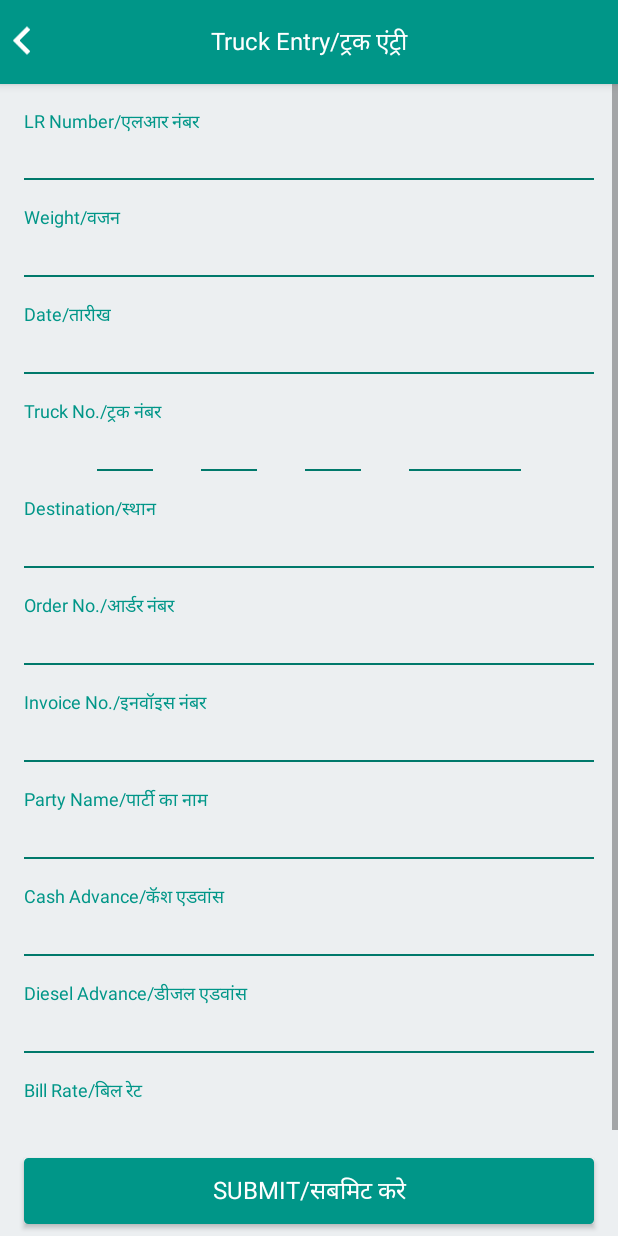
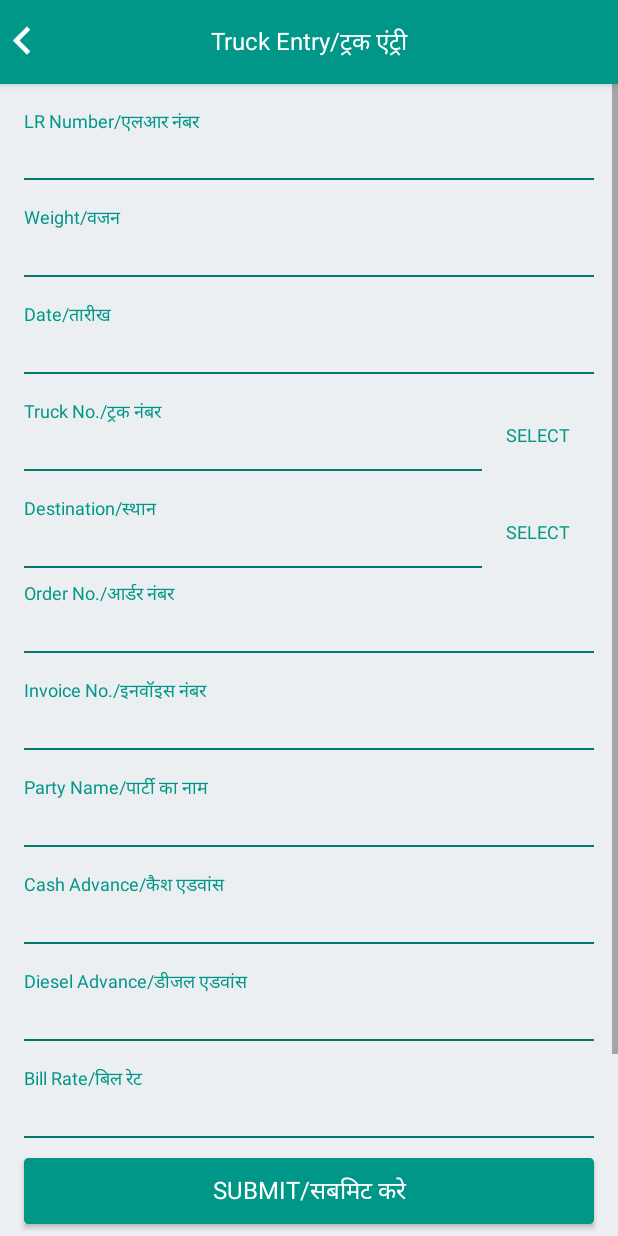
Before and after one commit to kammy92/Rokad, an Android app: the TruckEntryActivity screen opened directly, with no data from a screen before it, on a phone screen of 412 x 824 dp. Run offline under Robolectric (Android 15) with nearby library versions, the phone set to English and light mode, and no system bars; our stand-ins replace Volley; libraries missing offline, so code that uses them is left out: com.afollestad.materialdialogs; network calls fail; 1 statement that could not run was skipped.

Commit message:
started with v0.11

```diff
--- a/app/src/main/res/layout/activity_truck_entry.xml
+++ b/app/src/main/res/layout/activity_truck_entry.xml
@@ -1,7 +1,6 @@
-<android.support.design.widget.CoordinatorLayout xmlns:android="http://schemas.android.com/apk/res/android"
+<RelativeLayout android:id="@+id/clMain"
+                xmlns:android="http://schemas.android.com/apk/res/android"
                 xmlns:app="http://schemas.android.com/apk/res-auto"
-
-    android:id="@+id/clMain"
                 android:layout_width="match_parent"
                 android:layout_height="match_parent"
                 android:animateLayoutChanges="true"
@@ -15,9 +14,10 @@
         android:theme="@style/AppTheme.AppBarOverlay"
         android:visibility="visible">
 
-        <android.support.v7.widget.Toolbar xmlns:android="http://schemas.android.com/apk/res/android"
+        <android.support.v7.widget.Toolbar
             android:id="@+id/toolbar"
             style="@style/Widget.MyApp.ActionBar"
+            xmlns:android="http://schemas.android.com/apk/res/android"
             android:layout_width="match_parent"
             android:layout_height="?attr/actionBarSize"
             android:animateLayoutChanges="true"
@@ -51,7 +51,7 @@
                         android:layout_alignParentStart="true"
                         android:layout_centerVertical="true"
                         android:src="@drawable/ic_back"
-                        android:visibility="visible" />
+                        android:visibility="visible"/>
 
                     <TextView
                         android:id="@+id/tvBack"
@@ -60,10 +60,10 @@
                         android:layout_toEndOf="@+id/ivBack"
                         android:layout_toRightOf="@+id/ivBack"
                         android:gravity="center_vertical"
-                        android:visibility="invisible"
                         android:text="Home"
                         android:textColor="@color/text_color_white"
-                        android:textSize="@dimen/text_size_small" />
+                        android:textSize="@dimen/text_size_small"
+                        android:visibility="invisible"/>
 
 
                     <TextView
@@ -73,7 +73,7 @@
                         android:gravity="center"
                         android:text="@string/activity_main_truck_entry"
                         android:textColor="@color/text_color_white"
-                        android:textSize="@dimen/text_size_medium" />
+                        android:textSize="@dimen/text_size_medium"/>
                 </RelativeLayout>
 
             </RelativeLayout>
@@ -92,7 +92,8 @@
             android:layout_height="wrap_content"
             android:layout_above="@+id/tvSubmit">
 
-            <LinearLayout xmlns:android="http://schemas.android.com/apk/res/android"
+            <LinearLayout
+                xmlns:android="http://schemas.android.com/apk/res/android"
                 android:layout_width="match_parent"
                 android:layout_height="match_parent"
                 android:orientation="vertical">
@@ -108,7 +109,7 @@
                     android:inputType="number"
                     android:text="@string/activity_lr_no"
                     android:textColor="@color/primary"
-                    android:textSize="@dimen/text_size_extra_small" />
+                    android:textSize="@dimen/text_size_extra_small"/>
 
 
                 <EditText
@@ -120,7 +121,7 @@
                     android:layout_marginRight="@dimen/activity_margin"
                     android:background="@drawable/edittext_underline"
                     android:inputType="textCapCharacters"
-                    android:textSize="@dimen/text_size_medium" />
+                    android:textSize="@dimen/text_size_medium"/>
 
                 <TextView
                     android:id="@+id/tvWeight"
@@ -131,7 +132,7 @@
                     android:layout_marginTop="@dimen/activity_margin_small"
                     android:text="@string/activity_weight"
                     android:textColor="@color/primary"
-                    android:textSize="@dimen/text_size_extra_small" />
+                    android:textSize="@dimen/text_size_extra_small"/>
 
                 <EditText
                     android:id="@+id/etWeight"
@@ -142,7 +143,7 @@
                     android:layout_marginRight="@dimen/activity_margin"
                     android:background="@drawable/edittext_underline"
                     android:inputType="number"
-                    android:textSize="@dimen/text_size_medium" />
+                    android:textSize="@dimen/text_size_medium"/>
 
                 <TextView
                     android:id="@+id/tvDate"
@@ -153,7 +154,7 @@
                     android:layout_marginTop="@dimen/activity_margin_small"
                     android:text="@string/activity_date"
                     android:textColor="@color/primary"
-                    android:textSize="@dimen/text_size_extra_small" />
+                    android:textSize="@dimen/text_size_extra_small"/>
 
                 <EditText
                     android:id="@+id/etDate"
@@ -164,24 +165,48 @@
                     android:layout_marginRight="@dimen/activity_margin"
                     android:background="@drawable/edittext_underline"
                     android:focusable="false"
-                    android:textSize="@dimen/text_size_medium" />
-
-                <TextView
-                    android:id="@+id/tvTruckNo"
+                    android:textSize="@dimen/text_size_medium"/>
+                <RelativeLayout
                     android:layout_width="match_parent"
                     android:layout_height="wrap_content"
+                    android:layout_marginBottom="@dimen/activity_margin_small"
                     android:layout_marginLeft="@dimen/activity_margin"
                     android:layout_marginRight="@dimen/activity_margin"
                     android:layout_marginTop="@dimen/activity_margin_small"
+                    android:orientation="horizontal"
+                    android:visibility="visible">
+                    <TextView
+                        android:id="@+id/tvTruckNo"
+                        android:layout_width="wrap_content"
+                        android:layout_height="wrap_content"
                         android:text="@string/activity_truck_no"
                         android:textColor="@color/primary"
-                    android:textSize="@dimen/text_size_extra_small" />
+                        android:textSize="@dimen/text_size_extra_small"/>
+                    <TextView
+                        android:id="@+id/tvSelectTruckNumber"
+                        android:layout_width="wrap_content"
+                        android:layout_height="wrap_content"
+                        android:layout_alignParentEnd="true"
+                        android:layout_alignParentRight="true"
+                        android:layout_centerVertical="true"
+                        android:paddingBottom="@dimen/activity_margin_small"
+                        android:paddingLeft="@dimen/activity_margin"
+                        android:paddingRight="@dimen/activity_margin"
+                        android:paddingTop="@dimen/activity_margin_small"
+                        android:text="@string/activity_truck_number_select"
+                        android:textColor="@color/primary"
+                        android:textSize="@dimen/text_size_extra_small"/>
 
-                <LinearLayout
+                    <EditText
+                        android:id="@+id/etTruckNumber"
                         android:layout_width="match_parent"
                         android:layout_height="wrap_content"
-                    android:gravity="center_horizontal"
-                    android:orientation="horizontal">
+                        android:layout_below="@+id/tvTruckNo"
+                        android:layout_toLeftOf="@+id/tvSelectTruckNumber"
+                        android:layout_toStartOf="@+id/tvSelectTruckNumber"
+                        android:background="@drawable/edittext_underline"
+                        android:enabled="false"
+                        android:textSize="@dimen/text_size_medium"/>
 
                     <EditText
                         android:id="@+id/etNumberPlate1"
@@ -190,13 +215,13 @@
                         android:layout_marginBottom="@dimen/activity_margin_small"
                         android:layout_marginRight="@dimen/activity_margin"
                         android:background="@drawable/edittext_underline"
+                        android:ems="2"
                         android:gravity="center"
                         android:inputType="textCapCharacters"
                         android:maxLength="2"
-                        android:ems="2"
                         android:textAllCaps="true"
-                        android:textSize="@dimen/text_size_medium" />
-
+                        android:textSize="@dimen/text_size_medium"
+                        android:visibility="gone"/>
                     <EditText
                         android:id="@+id/etNumberPlate2"
                         android:layout_width="wrap_content"
@@ -204,13 +229,13 @@
                         android:layout_marginBottom="@dimen/activity_margin_small"
                         android:layout_marginLeft="@dimen/activity_margin"
                         android:layout_marginRight="@dimen/activity_margin"
+                        android:background="@drawable/edittext_underline"
                         android:ems="2"
-                        android:background="@drawable/edittext_underline"
                         android:gravity="center"
                         android:inputType="number"
                         android:maxLength="2"
-                        android:textSize="@dimen/text_size_medium" />
-
+                        android:textSize="@dimen/text_size_medium"
+                        android:visibility="gone"/>
                     <EditText
                         android:id="@+id/etNumberPlate3"
                         android:layout_width="wrap_content"
@@ -219,13 +244,13 @@
                         android:layout_marginLeft="@dimen/activity_margin"
                         android:layout_marginRight="@dimen/activity_margin"
                         android:background="@drawable/edittext_underline"
+                        android:ems="2"
                         android:gravity="center"
                         android:inputType="textCapCharacters"
                         android:maxLength="3"
-                        android:ems="2"
                         android:textAllCaps="true"
-                        android:textSize="@dimen/text_size_medium" />
-
+                        android:textSize="@dimen/text_size_medium"
+                        android:visibility="gone"/>
                     <EditText
                         android:id="@+id/etNumberPlate4"
                         android:layout_width="wrap_content"
@@ -233,37 +258,56 @@
                         android:layout_marginBottom="@dimen/activity_margin_small"
                         android:layout_marginLeft="@dimen/activity_margin"
                         android:background="@drawable/edittext_underline"
+                        android:ems="4"
                         android:gravity="center"
                         android:inputType="number"
-                        android:ems="4"
                         android:maxLength="4"
-                        android:textSize="@dimen/text_size_medium" />
-
-                </LinearLayout>
-
+                        android:textSize="@dimen/text_size_medium"
+                        android:visibility="gone"/>
+                </RelativeLayout>
+                <RelativeLayout
+                    android:layout_width="match_parent"
+                    android:layout_height="wrap_content"
+                    android:layout_marginLeft="@dimen/activity_margin"
+                    android:layout_marginRight="@dimen/activity_margin"
+                    android:layout_marginTop="@dimen/activity_margin_small"
+                    android:orientation="horizontal"
+                    android:visibility="visible">
 
                     <TextView
                         android:id="@+id/tvDestination"
                         android:layout_width="match_parent"
                         android:layout_height="wrap_content"
-                    android:layout_marginLeft="@dimen/activity_margin"
-                    android:layout_marginRight="@dimen/activity_margin"
-                    android:layout_marginTop="@dimen/activity_margin_small"
                         android:text="@string/activity_destination"
                         android:textColor="@color/primary"
-                    android:textSize="@dimen/text_size_extra_small" />
+                        android:textSize="@dimen/text_size_extra_small"/>
+                    <TextView
+                        android:id="@+id/tvAddDestination"
+                        android:layout_width="wrap_content"
+                        android:layout_height="wrap_content"
+                        android:layout_alignParentEnd="true"
+                        android:layout_alignParentRight="true"
+                        android:layout_centerVertical="true"
+                        android:paddingBottom="@dimen/activity_margin_small"
+                        android:paddingLeft="@dimen/activity_margin"
+                        android:paddingRight="@dimen/activity_margin"
+                        android:paddingTop="@dimen/activity_margin_small"
+                        android:text="@string/activity_truck_number_select"
+                        android:textColor="@color/primary"
+                        android:textSize="@dimen/text_size_extra_small"/>
 
                     <EditText
                         android:id="@+id/etDestination"
                         android:layout_width="match_parent"
                         android:layout_height="wrap_content"
-                    android:layout_marginBottom="@dimen/activity_margin_small"
-                    android:layout_marginLeft="@dimen/activity_margin"
+                        android:layout_below="@+id/tvDestination"
+                        android:layout_toLeftOf="@+id/tvAddDestination"
+                        android:background="@drawable/edittext_underline"
+                        android:enabled="false"
                         android:inputType="textCapCharacters"
-                    android:layout_marginRight="@dimen/activity_margin"
-                    android:background="@drawable/edittext_underline"
-                    android:textSize="@dimen/text_size_medium" />
-
+                        android:textSize="@dimen/text_size_medium"
+                        android:visibility="visible"/>
+                </RelativeLayout>
                 <TextView
                     android:id="@+id/tvOrderNo"
                     android:layout_width="match_parent"
@@ -273,7 +317,7 @@
                     android:layout_marginTop="@dimen/activity_margin_small"
                     android:text="@string/activity_order_no"
                     android:textColor="@color/primary"
-                    android:textSize="@dimen/text_size_extra_small" />
+                    android:textSize="@dimen/text_size_extra_small"/>
 
                 <EditText
                     android:id="@+id/etOrderNo"
@@ -284,7 +328,7 @@
                     android:layout_marginRight="@dimen/activity_margin"
                     android:background="@drawable/edittext_underline"
                     android:inputType="textCapCharacters"
-                    android:textSize="@dimen/text_size_medium" />
+                    android:textSize="@dimen/text_size_medium"/>
 
                 <TextView
                     android:id="@+id/tvInvoiceNo"
@@ -295,7 +339,7 @@
                     android:layout_marginTop="@dimen/activity_margin_small"
                     android:text="@string/activity_invoice_no"
                     android:textColor="@color/primary"
-                    android:textSize="@dimen/text_size_extra_small" />
+                    android:textSize="@dimen/text_size_extra_small"/>
 
                 <EditText
                     android:id="@+id/etInvoiceNo"
@@ -306,7 +350,7 @@
                     android:layout_marginRight="@dimen/activity_margin"
                     android:background="@drawable/edittext_underline"
                     android:inputType="textCapCharacters"
-                    android:textSize="@dimen/text_size_medium" />
+                    android:textSize="@dimen/text_size_medium"/>
 
                 <TextView
                     android:id="@+id/tvParty"
@@ -317,7 +361,7 @@
                     android:layout_marginTop="@dimen/activity_margin_small"
                     android:text="@string/activity_party"
                     android:textColor="@color/primary"
-                    android:textSize="@dimen/text_size_extra_small" />
+                    android:textSize="@dimen/text_size_extra_small"/>
 
                 <EditText
                     android:id="@+id/etParty"
@@ -328,7 +372,7 @@
                     android:layout_marginRight="@dimen/activity_margin"
                     android:background="@drawable/edittext_underline"
                     android:enabled="false"
-                    android:textSize="@dimen/text_size_medium" />
+                    android:textSize="@dimen/text_size_medium"/>
 
                 <TextView
                     android:id="@+id/tvCashAdvance"
@@ -339,7 +383,7 @@
                     android:layout_marginTop="@dimen/activity_margin_small"
                     android:text="@string/activity_cash_advance"
                     android:textColor="@color/primary"
-                    android:textSize="@dimen/text_size_extra_small" />
+                    android:textSize="@dimen/text_size_extra_small"/>
 
                 <EditText
                     android:id="@+id/etCashAdvance"
@@ -350,7 +394,7 @@
                     android:layout_marginRight="@dimen/activity_margin"
                     android:background="@drawable/edittext_underline"
                     android:inputType="number"
-                    android:textSize="@dimen/text_size_medium" />
+                    android:textSize="@dimen/text_size_medium"/>
 
                 <TextView
                     android:id="@+id/tvDieselAdvance"
@@ -361,7 +405,7 @@
                     android:layout_marginTop="@dimen/activity_margin_small"
                     android:text="@string/activity_diesel_advance"
                     android:textColor="@color/primary"
-                    android:textSize="@dimen/text_size_extra_small" />
+                    android:textSize="@dimen/text_size_extra_small"/>
 
                 <EditText
                     android:id="@+id/etDieselAdvance"
@@ -372,7 +416,7 @@
                     android:layout_marginRight="@dimen/activity_margin"
                     android:background="@drawable/edittext_underline"
                     android:inputType="number"
-                    android:textSize="@dimen/text_size_medium" />
+                    android:textSize="@dimen/text_size_medium"/>
 
 
                 <TextView
@@ -384,7 +428,7 @@
                     android:layout_marginTop="@dimen/activity_margin_small"
                     android:text="@string/activity_bill_rate"
                     android:textColor="@color/primary"
-                    android:textSize="@dimen/text_size_extra_small" />
+                    android:textSize="@dimen/text_size_extra_small"/>
 
                 <EditText
                     android:id="@+id/etBillRate"
@@ -395,9 +439,32 @@
                     android:layout_marginRight="@dimen/activity_margin"
                     android:background="@drawable/edittext_underline"
                     android:inputType="number"
-                    android:textSize="@dimen/text_size_medium" />
+                    android:textSize="@dimen/text_size_medium"/>
+
+                <TextView
+                    android:id="@+id/tvFreightRate"
+                    android:layout_width="match_parent"
+                    android:layout_height="wrap_content"
+                    android:layout_marginLeft="@dimen/activity_margin"
+                    android:layout_marginRight="@dimen/activity_margin"
+                    android:layout_marginTop="@dimen/activity_margin_small"
+                    android:text="@string/activity_freight_rate"
+                    android:textColor="@color/primary"
+                    android:textSize="@dimen/text_size_extra_small"/>
+
+                <EditText
+                    android:id="@+id/etFreightRate"
+                    android:layout_width="match_parent"
+                    android:layout_height="wrap_content"
+                    android:layout_marginBottom="@dimen/activity_margin_small"
+                    android:layout_marginLeft="@dimen/activity_margin"
+                    android:layout_marginRight="@dimen/activity_margin"
+                    android:background="@drawable/edittext_underline"
+                    android:inputType="number"
+                    android:textSize="@dimen/text_size_medium"/>
             </LinearLayout>
         </ScrollView>
+
         <TextView
             android:id="@+id/tvSubmit"
             android:layout_width="match_parent"
@@ -413,8 +480,8 @@
             android:padding="@dimen/activity_button"
             android:text="@string/activity_login_button_submit"
             android:textColor="@color/text_color_white"
-            android:textSize="@dimen/text_size_medium" />
+            android:textSize="@dimen/text_size_medium"/>
     </RelativeLayout>
 
 
-</android.support.design.widget.CoordinatorLayout>
+</RelativeLayout>
--- a/app/src/main/res/values/strings.xml
+++ b/app/src/main/res/values/strings.xml
@@ -18,7 +18,7 @@
     <string name="activity_order_no">Order No./आर्डर नंबर</string>
     <string name="activity_invoice_no">Invoice No./इनवॉइस नंबर</string>
     <string name="activity_party">Party Name/पार्टी का नाम</string>
-    <string name="activity_cash_advance">Cash Advance/कॅश एडवांस</string>
+    <string name="activity_cash_advance">Cash Advance/कैश एडवांस</string>
     <string name="activity_diesel_advance">Diesel Advance/डीजल एडवांस</string>
     <string name="activity_bill_rate">Bill Rate/बिल रेट</string>
 
@@ -82,5 +82,12 @@
     <string name="dialog_action_close">CLOSE</string>
     <string name="dialog_action_show_all">SHOW ALL</string>
 
+    <string name="activity_truck_number">Truck Number</string>
+    <string name="activity_truck_owner_name">Owner Name</string>
+    <string name="activity_truck_owner_number">Owner Number</string>
+    <string name="activity_pan_number">Pan Number</string>
+    <string name="activity_freight_rate">Freight Rate/भाड़ा दर</string>
+    <string name="activity_truck_number_select">SELECT</string>
+
 
 </resources>
```
Also changed, not shown: app/src/main/java/com/actiknow/rokad/adapter/TruckDetailAdapter.java (added, +79 -0 lines), app/src/main/java/com/actiknow/rokad/model/TruckDetail.java (added, +54 -0 lines), app/src/main/res/layout/dialog_truck_list.xml (added, +128 -0 lines), app/src/main/res/layout/list_item_truck_list.xml (added, +36 -0 lines). Lines whose indentation alone changed are shown as unchanged.
